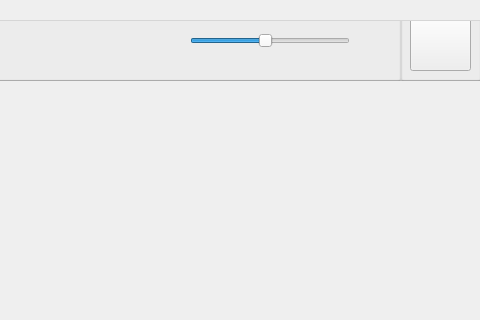
The window that layout/mainwindow.ui (MCMi460/razor) describes before a commit, drawn with Qt 5; both pictures show x 480 to 960 and y 0 to 320 of the 960 by 600 pixel window.
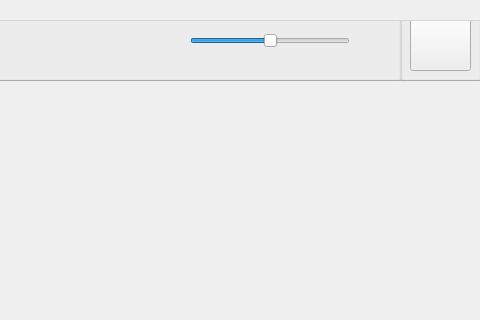
The same window after the commit.

```diff
--- a/layout/mainwindow.ui
+++ b/layout/mainwindow.ui
@@ -376,13 +376,13 @@
         </rect>
        </property>
        <property name="minimum">
-        <number>30</number>
+        <number>0</number>
        </property>
        <property name="maximum">
-        <number>180</number>
+        <number>128</number>
        </property>
        <property name="value">
-        <number>100</number>
+        <number>64</number>
        </property>
        <property name="orientation">
         <enum>Qt::Horizontal</enum>
```
